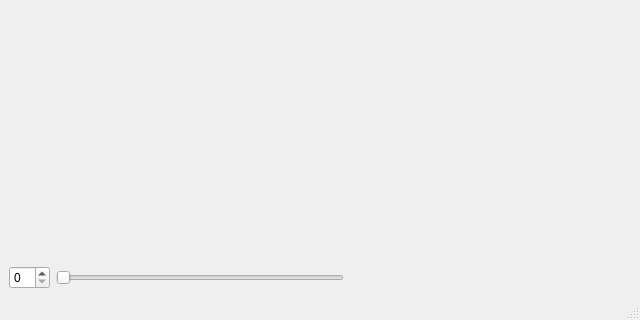
First picture: the form in SequenceDisplayGui.ui, repository fedeceri85/robopy2, before the edit; both pictures show x 0 to 640 and y 160 to 480 of the 640 by 480 pixel window.
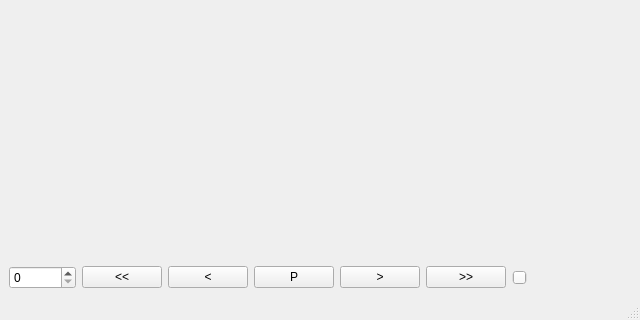
Second picture: the form after the edit.

Commit message: first draft -- playing a sequence works

```diff
--- a/SequenceDisplayGui.ui
+++ b/SequenceDisplayGui.ui
@@ -28,10 +28,55 @@
     <item>
      <layout class="QHBoxLayout" name="horizontalLayout">
       <item>
-       <widget class="QSpinBox" name="CurrentFrameSpinBox"/>
+       <widget class="QSpinBox" name="CurrentFrameSpinBox">
+        <property name="maximum">
+         <number>100000</number>
+        </property>
+       </widget>
+      </item>
+      <item>
+       <widget class="QPushButton" name="FirstFrameButton">
+        <property name="text">
+         <string>&lt;&lt;</string>
+        </property>
+       </widget>
+      </item>
+      <item>
+       <widget class="QPushButton" name="BackFrameButton">
+        <property name="text">
+         <string>&lt;</string>
+        </property>
+       </widget>
+      </item>
+      <item>
+       <widget class="QPushButton" name="PlayButton">
+        <property name="text">
+         <string>P</string>
+        </property>
+       </widget>
+      </item>
+      <item>
+       <widget class="QPushButton" name="ForwardFrameButton">
+        <property name="text">
+         <string>&gt;</string>
+        </property>
+       </widget>
+      </item>
+      <item>
+       <widget class="QPushButton" name="LastFrameButton">
+        <property name="text">
+         <string>&gt;&gt;</string>
+        </property>
+       </widget>
       </item>
       <item>
        <widget class="QSlider" name="CurrentFrameSlider">
+        <property name="sizePolicy">
+         <sizepolicy hsizetype="Expanding" vsizetype="Fixed">
+          <horstretch>7</horstretch>
+          <verstretch>0</verstretch>
+         </sizepolicy>
+        </property>
         <property name="orientation">
          <enum>Qt::Horizontal</enum>
         </property>
```
Left out of the diff: 2 changed lines with no effect on the pictures. The commit also changes 4 other files.
